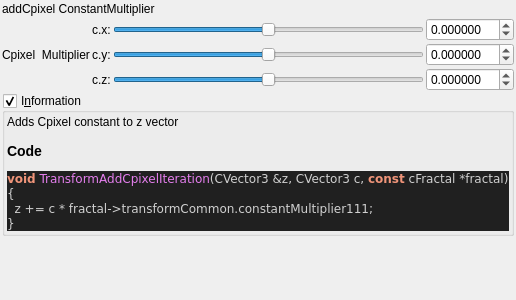
This is mandelbulber2/qt_data/fractal_transf_add_Cpixel.ui in buddhi1980/mandelbulber2 as Qt 5 draws it before an edit. The edited form follows.
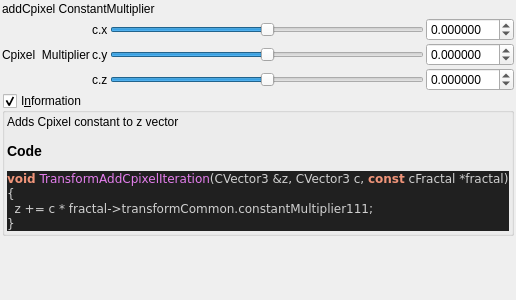
This is the edited form. Custom widgets are drawn as their Qt base class.

```diff
--- a/mandelbulber2/qt_data/fractal_transf_add_Cpixel.ui
+++ b/mandelbulber2/qt_data/fractal_transf_add_Cpixel.ui
@@ -100,7 +100,7 @@
      <item row="0" column="1">
       <widget class="QLabel" name="label_109">
        <property name="text">
-        <string>c.x:</string>
+        <string notr="true">c.x</string>
        </property>
       </widget>
      </item>
@@ -213,14 +213,14 @@
      <item row="1" column="1">
       <widget class="QLabel" name="label_110">
        <property name="text">
-        <string>c.y:</string>
+        <string notr="true">c.y</string>
        </property>
       </widget>
      </item>
      <item row="2" column="1">
       <widget class="QLabel" name="label_111">
        <property name="text">
-        <string>c.z:</string>
+        <string notr="true">c.z</string>
        </property>
       </widget>
      </item>
```
